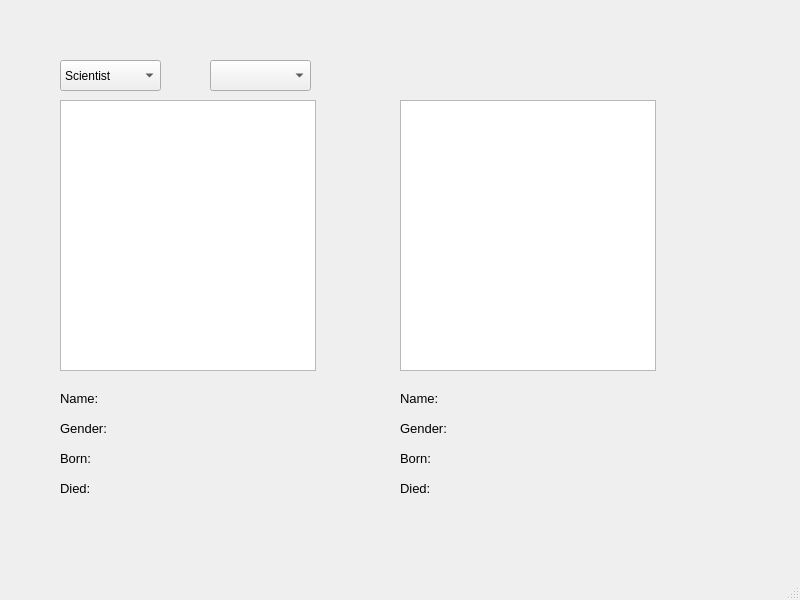
The window that Verk1_2/connectionscreen.ui (steinarb08/Verkefni1_2) describes before a commit, drawn with Qt 5.
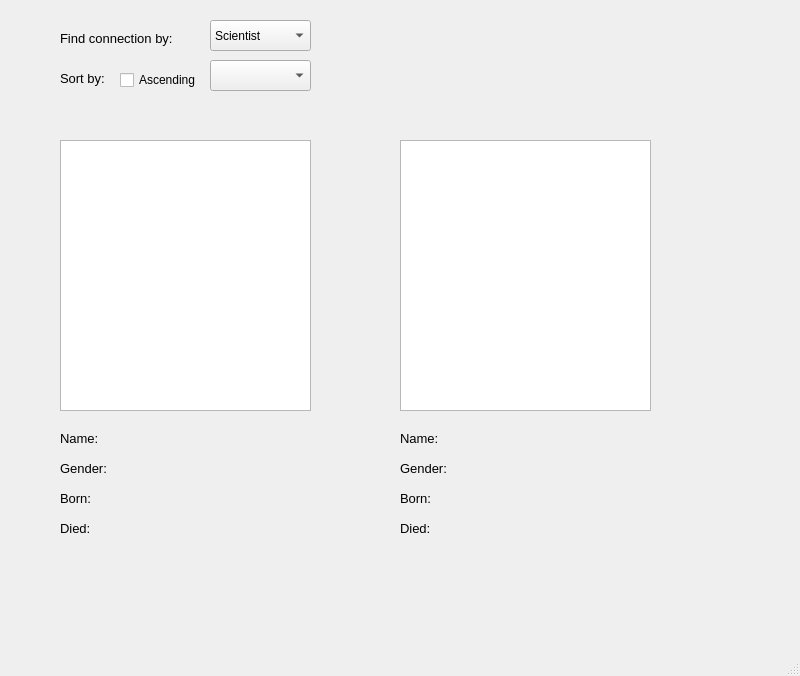
The same window after the commit.

Commit message: added sort functionality to connectionscreen

```diff
--- a/Verk1_2/connectionscreen.ui
+++ b/Verk1_2/connectionscreen.ui
@@ -7,7 +7,7 @@
     <x>0</x>
     <y>0</y>
     <width>800</width>
-    <height>600</height>
+    <height>676</height>
    </rect>
   </property>
   <property name="windowTitle">
@@ -17,8 +17,8 @@
    <widget class="QComboBox" name="cmbList">
     <property name="geometry">
      <rect>
-      <x>60</x>
-      <y>60</y>
+      <x>210</x>
+      <y>20</y>
       <width>101</width>
       <height>31</height>
      </rect>
@@ -38,8 +38,8 @@
     <property name="geometry">
      <rect>
       <x>60</x>
-      <y>100</y>
-      <width>256</width>
+      <y>140</y>
+      <width>251</width>
       <height>271</height>
      </rect>
     </property>
@@ -48,7 +48,7 @@
     <property name="geometry">
      <rect>
       <x>60</x>
-      <y>390</y>
+      <y>430</y>
       <width>55</width>
       <height>16</height>
      </rect>
@@ -66,7 +66,7 @@
     <property name="geometry">
      <rect>
       <x>60</x>
-      <y>420</y>
+      <y>460</y>
       <width>55</width>
       <height>16</height>
      </rect>
@@ -84,7 +84,7 @@
     <property name="geometry">
      <rect>
       <x>60</x>
-      <y>450</y>
+      <y>490</y>
       <width>111</width>
       <height>16</height>
      </rect>
@@ -102,7 +102,7 @@
     <property name="geometry">
      <rect>
       <x>60</x>
-      <y>480</y>
+      <y>520</y>
       <width>55</width>
       <height>16</height>
      </rect>
@@ -120,7 +120,7 @@
     <property name="geometry">
      <rect>
       <x>130</x>
-      <y>390</y>
+      <y>430</y>
       <width>171</width>
       <height>16</height>
      </rect>
@@ -138,7 +138,7 @@
     <property name="geometry">
      <rect>
       <x>130</x>
-      <y>450</y>
+      <y>490</y>
       <width>171</width>
       <height>16</height>
      </rect>
@@ -156,7 +156,7 @@
     <property name="geometry">
      <rect>
       <x>130</x>
-      <y>480</y>
+      <y>520</y>
       <width>171</width>
       <height>16</height>
      </rect>
@@ -174,7 +174,7 @@
     <property name="geometry">
      <rect>
       <x>130</x>
-      <y>420</y>
+      <y>460</y>
       <width>171</width>
       <height>16</height>
      </rect>
@@ -192,8 +192,8 @@
     <property name="geometry">
      <rect>
       <x>400</x>
-      <y>100</y>
-      <width>256</width>
+      <y>140</y>
+      <width>251</width>
       <height>271</height>
      </rect>
     </property>
@@ -202,7 +202,7 @@
     <property name="geometry">
      <rect>
       <x>470</x>
-      <y>480</y>
+      <y>520</y>
       <width>171</width>
       <height>16</height>
      </rect>
@@ -220,7 +220,7 @@
     <property name="geometry">
      <rect>
       <x>470</x>
-      <y>390</y>
+      <y>430</y>
       <width>171</width>
       <height>16</height>
      </rect>
@@ -238,7 +238,7 @@
     <property name="geometry">
      <rect>
       <x>470</x>
-      <y>450</y>
+      <y>490</y>
       <width>171</width>
       <height>16</height>
      </rect>
@@ -256,7 +256,7 @@
     <property name="geometry">
      <rect>
       <x>400</x>
-      <y>390</y>
+      <y>430</y>
       <width>55</width>
       <height>16</height>
      </rect>
@@ -274,7 +274,7 @@
     <property name="geometry">
      <rect>
       <x>400</x>
-      <y>450</y>
+      <y>490</y>
       <width>111</width>
       <height>16</height>
      </rect>
@@ -292,7 +292,7 @@
     <property name="geometry">
      <rect>
       <x>400</x>
-      <y>480</y>
+      <y>520</y>
       <width>55</width>
       <height>16</height>
      </rect>
@@ -310,7 +310,7 @@
     <property name="geometry">
      <rect>
       <x>470</x>
-      <y>420</y>
+      <y>460</y>
       <width>171</width>
       <height>16</height>
      </rect>
@@ -328,7 +328,7 @@
     <property name="geometry">
      <rect>
       <x>400</x>
-      <y>420</y>
+      <y>460</y>
       <width>55</width>
       <height>16</height>
      </rect>
@@ -352,6 +352,55 @@
      </rect>
     </property>
    </widget>
+   <widget class="QLabel" name="lblNamelbl_2">
+    <property name="geometry">
+     <rect>
+      <x>60</x>
+      <y>30</y>
+      <width>141</width>
+      <height>16</height>
+     </rect>
+    </property>
+    <property name="font">
+     <font>
+      <pointsize>10</pointsize>
+     </font>
+    </property>
+    <property name="text">
+     <string>Find connection by:</string>
+    </property>
+   </widget>
+   <widget class="QLabel" name="lblNamelbl_3">
+    <property name="geometry">
+     <rect>
+      <x>60</x>
+      <y>70</y>
+      <width>141</width>
+      <height>16</height>
+     </rect>
+    </property>
+    <property name="font">
+     <font>
+      <pointsize>10</pointsize>
+     </font>
+    </property>
+    <property name="text">
+     <string>Sort by:</string>
+    </property>
+   </widget>
+   <widget class="QCheckBox" name="chkAscending">
+    <property name="geometry">
+     <rect>
+      <x>120</x>
+      <y>70</y>
+      <width>81</width>
+      <height>20</height>
+     </rect>
+    </property>
+    <property name="text">
+     <string>Ascending</string>
+    </property>
+   </widget>
   </widget>
   <widget class="QMenuBar" name="menubar">
    <property name="geometry">
```
Left out of the diff: 2 changed lines with no effect on the pictures. The commit also changes 2 other files.
